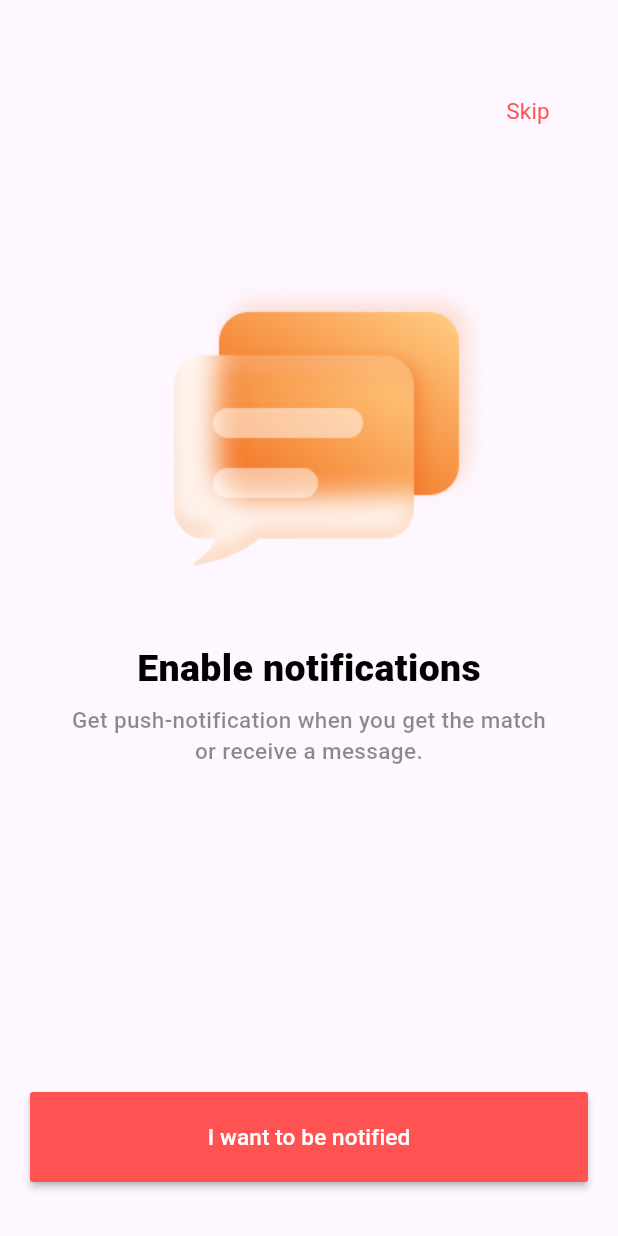
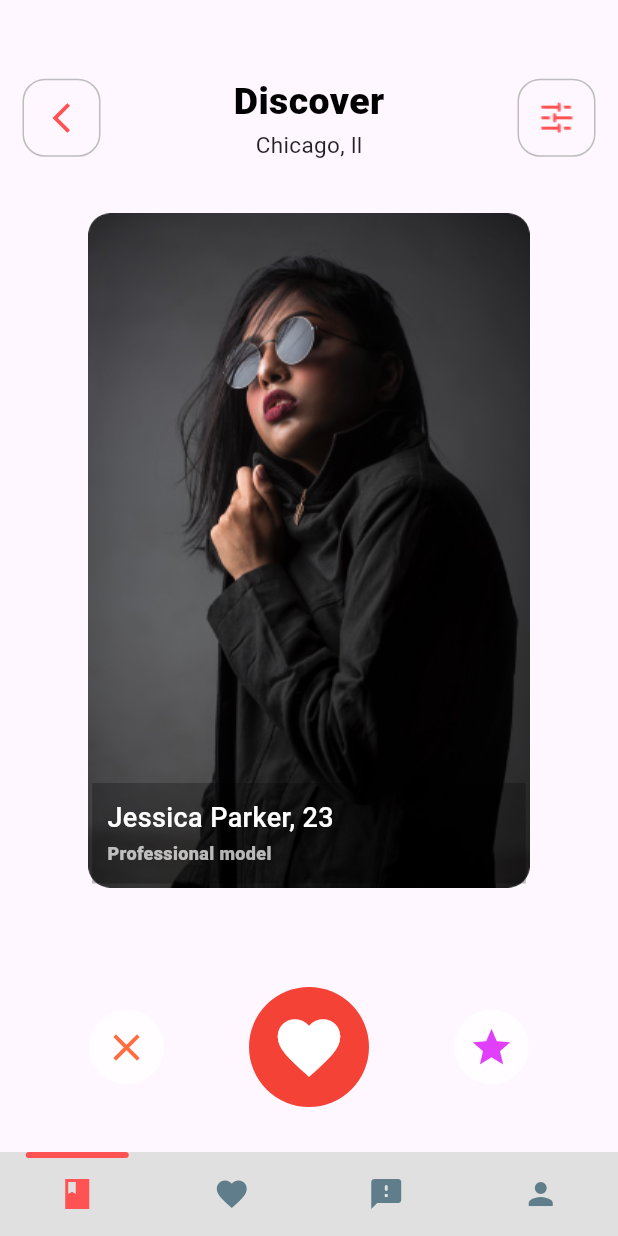
Before and after one commit to shahadat-coder/Dating-App, a Flutter app: the NotificationScreen screen opened directly, after a tap on "Skip", on a phone screen of 412 x 824 dp. Run offline on Flutter 3.47's test engine with Material 3 defaults, Android fonts, the phone set to English and light mode, and no system bars; drawn by our look-alikes of flutter_snake_navigationbar; our stand-ins replace fan_carousel_image_slider, get, intl_phone_field, lottie, pin_code_fields.

Commit message:
some screens have added

```diff
--- /dev/null
+++ b/lib/UI/screens/Discover_Screen.dart
@@ -0,0 +1,103 @@
+import 'package:dating_app/UI/screens/notification_screen.dart';
+import 'package:dating_app/widgets/select_row.dart';
+import 'package:flutter/material.dart';
+import 'package:get/get.dart';
+import '../../widgets/backButton.dart';
+import '../../widgets/settingButton.dart';
+
+class DiscoverScreen extends StatefulWidget {
+  const DiscoverScreen({super.key});
+
+  @override
+  State<DiscoverScreen> createState() => _DiscoverScreenState();
+}
+class _DiscoverScreenState extends State<DiscoverScreen> {
+
+  @override
+  Widget build(BuildContext context) {
+    return Scaffold(
+        body: Padding(
+          padding: const EdgeInsets.only(top: 50, left: 15, right: 15),
+          child: Column(
+            crossAxisAlignment: CrossAxisAlignment.start,
+            children: [
+              Row(
+                mainAxisAlignment: MainAxisAlignment.spaceBetween,
+                children: [
+                  BackButtonAll(
+                    onClick: () {
+                      Get.off(const NotificationScreen());
+                    },
+                  ),
+                  const Column(
+                    children: [
+                      Text(
+                        "Discover",
+                        style: TextStyle(
+                          fontWeight: FontWeight.w900,
+                          fontSize: 25,
+                          color: Colors.black,
+                        ),
+                      ),
+                      Text(
+                        "Chicago, ll",
+                        textAlign: TextAlign.center,
+                        style: TextStyle(
+                          color: Colors.black87,
+                          fontWeight: FontWeight.w400,
+                          fontSize: 15,
+                        ),
+                      ),
+                    ],
+                  ),
+                  const SettingsButton(),
+                ],
+              ),
+              const SizedBox(height: 35,),
+              Center(
+                child: Container(
+                  width: 295,
+                  height: 450,
+                  decoration:  BoxDecoration(
+                    borderRadius: BorderRadius.circular(15),
+                    image: const DecorationImage(
+                        image: AssetImage('assets/images/black_girl.png'),
+                      fit:BoxFit.cover,
+                    ),
+                  ),
+                  child: Container(
+
+                    margin: const EdgeInsets.only(top: 380,bottom: 3,left: 3,right: 3),
+                    color: Colors.black26,
+                    child: const Padding(
+                      padding: EdgeInsets.only(left: 10,top: 10),
+                      child: Column(
+                        crossAxisAlignment: CrossAxisAlignment.start,
+                        children: [
+                          Text('Jessica Parker, 23',style: TextStyle(
+                            fontWeight: FontWeight.w500,
+                            fontSize: 18,
+                            color: Colors.white
+                          ),),
+                          SizedBox(height: 2,),
+                          Text('Professional model',style: TextStyle(
+                              fontWeight: FontWeight.w800,
+                              fontSize: 12,
+                              color: Colors.white70,
+                          ),),
+
+                        ],
+                      ),
+                    ),
+                  ),
+                ),
+              ),
+              const SizedBox(height: 50,),
+              const SelectRow()
+            ],
+          ),
+        ),
+    );
+  }
+
+}
--- a/lib/UI/screens/Gender_screen.dart
+++ b/lib/UI/screens/Gender_screen.dart
@@ -35,7 +35,7 @@ class _GenderScreenState extends State<GenderScreen> {
                     Get.off(const ProfileDetailsScreen());
                   },
                 ),
-                const SkipButton(),
+                 SkipButton(onPressed: () {  },),
               ],
             ),
             const SizedBox(height: 30,),
--- a/lib/UI/screens/Interest_Screen.dart
+++ b/lib/UI/screens/Interest_Screen.dart
@@ -33,7 +33,7 @@ class _InterestScreenState extends State<InterestScreen> {
                       Get.off(const GenderScreen());
                     },
                   ),
-                  const SkipButton(),
+                  SkipButton(onPressed: () {  },),
                 ],
               ),
               const SizedBox(height: 30,),
--- /dev/null
+++ b/lib/UI/screens/Massage_Screen.dart
@@ -0,0 +1,22 @@
+
+import 'package:flutter/material.dart';
+
+class MassageScreen extends StatefulWidget {
+  const MassageScreen({super.key});
+
+  @override
+  State<MassageScreen> createState() => _MassageScreenState();
+}
+
+class _MassageScreenState extends State<MassageScreen> {
+
+  @override
+  Widget build(BuildContext context) {
+    return const Scaffold(
+      body: Center(
+        child: Text('this is MassageScreen '),
+      ),
+
+    );
+  }
+}
--- a/lib/UI/screens/Profile_Details.dart
+++ b/lib/UI/screens/Profile_Details.dart
@@ -45,9 +45,9 @@ class _ProfileDetailsScreenState extends State<ProfileDetailsScreen> {
               mainAxisAlignment: MainAxisAlignment.start,
               crossAxisAlignment: CrossAxisAlignment.start,
               children: [
-                const Padding(
+                 Padding(
                   padding: EdgeInsets.only(left: 320),
-                  child: SkipButton(),
+                  child: SkipButton(onPressed: () {  },),
                 ),
               const Text("Profile details ",style: TextStyle(
                   fontWeight: FontWeight.w800,
--- /dev/null
+++ b/lib/UI/screens/matches_Screen.dart
@@ -0,0 +1,24 @@
+
+import 'package:flutter/material.dart';
+
+class MatchesScreen extends StatefulWidget {
+  const MatchesScreen({super.key});
+
+  @override
+  State<MatchesScreen> createState() => _MatchesScreenState();
+}
+
+class _MatchesScreenState extends State<MatchesScreen> {
+  @override
+  Widget build(BuildContext context) {
+    return const Scaffold(
+      body: Center(
+        child: Text('this is MatchesScreen '),
+      ),
+
+
+
+
+    );
+  }
+}
--- a/lib/UI/screens/notification_screen.dart
+++ b/lib/UI/screens/notification_screen.dart
@@ -1,6 +1,9 @@
 import 'package:dating_app/widgets/button_widget.dart';
 import 'package:dating_app/widgets/skipButton.dart';
 import 'package:flutter/material.dart';
+import 'package:get/get.dart';
+
+import '../../widgets/bottom_nav.dart';
 
 class NotificationScreen extends StatefulWidget {
   const NotificationScreen({super.key});
@@ -19,9 +22,9 @@ class _NotificationScreenState extends State<NotificationScreen> {
           mainAxisAlignment: MainAxisAlignment.start,
           crossAxisAlignment: CrossAxisAlignment.start,
           children: [
-            const Padding(
-              padding: EdgeInsets.only(left: 320),
-              child: SkipButton(),
+             Padding(
+              padding: const EdgeInsets.only(left: 320),
+              child: SkipButton(onPressed: () { Get.to(const BottomNavBarScreen()); },),
             ),
             const SizedBox(height: 70,),
             Center(child: Image.asset('assets/images/chat.png',height: 240,width: 240,)),
@@ -48,7 +51,7 @@ class _NotificationScreenState extends State<NotificationScreen> {
             Button(label: 'I want to be notified', onPressed: () {
 
             },),
-            SizedBox(height: 16,),
+            const SizedBox(height: 16,),
           ],
         ),
       ),
--- /dev/null
+++ b/lib/UI/screens/profile_screen.dart
@@ -0,0 +1,22 @@
+
+import 'package:flutter/material.dart';
+
+class ProfileScreen extends StatefulWidget {
+  const ProfileScreen({super.key});
+
+  @override
+  State<ProfileScreen> createState() => _ProfileScreenState();
+}
+
+class _ProfileScreenState extends State<ProfileScreen> {
+
+  @override
+  Widget build(BuildContext context) {
+    return const Scaffold(
+      body: Center(
+        child: Text('this is ProfileScreen '),
+      ),
+
+    );
+  }
+}
--- a/lib/UI/screens/searchFriends_screen.dart
+++ b/lib/UI/screens/searchFriends_screen.dart
@@ -21,9 +21,11 @@ class _SearchFriendsScreenState extends State<SearchFriendsScreen> {
           mainAxisAlignment: MainAxisAlignment.start,
           crossAxisAlignment: CrossAxisAlignment.start,
           children: [
-            const Padding(
-              padding: EdgeInsets.only(left: 320),
-              child: SkipButton(),
+             Padding(
+              padding: const EdgeInsets.only(left: 320),
+              child: SkipButton(onPressed: () {
+                Get.to(const NotificationScreen());
+              },),
             ),
             const SizedBox(height: 70,),
             Center(child: Image.asset('assets/images/people.png',height: 240,width: 240,)),
@@ -48,7 +50,7 @@ class _SearchFriendsScreenState extends State<SearchFriendsScreen> {
             ),
             const Spacer(),
             Button(label: 'Access to a contact list', onPressed: () {
-              Get.to(const NotificationScreen());
+
             },),
             const SizedBox(height: 16,),
           ],
--- /dev/null
+++ b/lib/widgets/bottom_nav.dart
@@ -0,0 +1,75 @@
+import 'package:dating_app/UI/screens/Discover_Screen.dart';
+import 'package:dating_app/UI/screens/Massage_Screen.dart';
+import 'package:dating_app/UI/screens/matches_Screen.dart';
+import 'package:dating_app/UI/screens/profile_screen.dart';
+import 'package:flutter/material.dart';
+import 'package:flutter_snake_navigationbar/flutter_snake_navigationbar.dart';
+import 'package:get/get.dart';
+
+class BottomNavBarScreen extends StatefulWidget {
+   const BottomNavBarScreen({super.key});
+
+  @override
+  State<BottomNavBarScreen> createState() => _BottomNavBarScreenState();
+}
+class _BottomNavBarScreenState extends State<BottomNavBarScreen> {
+  int _currentIndex = 0;
+  SnakeShape snakeShape = SnakeShape.indicator;
+  Color selectedColor = Colors.redAccent;
+  Color unselectedColor = Colors.grey.shade200;
+  SnakeBarBehaviour snakeBarStyle = SnakeBarBehaviour.floating;
+  bool showSelectedLabels = false;
+  bool showUnselectedLabels = false;
+
+  final screens =[
+    const DiscoverScreen(),
+    const MatchesScreen(),
+    const MassageScreen(),
+    const ProfileScreen(),
+  ];
+
+@override
+  void initState() {
+    super.initState();
+  }
+  @override
+  Widget build(BuildContext context) {
+    return Scaffold(
+      body: screens[_currentIndex],
+        bottomNavigationBar: SnakeNavigationBar.color(
+          backgroundColor: Colors.grey.shade300,
+          behaviour: snakeBarStyle,
+          snakeShape: snakeShape,
+
+          ///configuration for SnakeNavigationBar.color
+
+          snakeViewColor: selectedColor,
+          selectedItemColor: snakeShape == SnakeShape.indicator
+              ? selectedColor
+              : Colors.redAccent,
+          unselectedItemColor: Colors.blueGrey,
+
+          showUnselectedLabels: showUnselectedLabels,
+          showSelectedLabels: showSelectedLabels,
+
+          currentIndex: _currentIndex,
+          onTap: (value){
+            setState(() {
+              _currentIndex = value;
+            });
+          },
+          items: const [
+            BottomNavigationBarItem(
+                icon: Icon(Icons.book_sharp), label: 'home'),
+            BottomNavigationBarItem(
+                icon: Icon(Icons.favorite), label: 'favorite'),
+            BottomNavigationBarItem(
+                icon: Icon(Icons.sms_failed_rounded), label: 'massage'),
+            BottomNavigationBarItem(
+                icon: Icon(Icons.person), label: 'profile'),
+          ],
+        )
+    );
+
+  }
+}
--- /dev/null
+++ b/lib/widgets/select_row.dart
@@ -0,0 +1,57 @@
+import 'package:flutter/material.dart';
+
+class SelectRow extends StatelessWidget {
+  const SelectRow({
+    super.key,
+  });
+
+  @override
+  Widget build(BuildContext context) {
+    return Padding(
+      padding: const EdgeInsets.all(16.0),
+      child: Center(
+        child: Row(
+          mainAxisAlignment: MainAxisAlignment.spaceAround,
+          children: [
+            InkWell(
+              onTap: (){},
+              child: Container(
+                height: 50,
+                width: 50,
+                decoration: BoxDecoration(
+                    color: Colors.white70,
+                    borderRadius: BorderRadius.circular(100)
+                ),
+                child: const Icon(Icons.clear,color: Colors.deepOrangeAccent,size: 30,),
+              ),
+            ),
+            InkWell(
+              onTap: (){},
+              child: Container(
+                height:80,
+                width: 80,
+                decoration: BoxDecoration(
+                    color: Colors.red,
+                    borderRadius: BorderRadius.circular(100)
+                ),
+                child: const Icon(Icons.favorite,color: Colors.white,size: 50,),
+              ),
+            ),
+            InkWell(
+              onTap: (){},
+              child: Container(
+                height: 50,
+                width: 50,
+                decoration: BoxDecoration(
+                    color: Colors.white70,
+                    borderRadius: BorderRadius.circular(100)
+                ),
+                child: const Icon(Icons.star_purple500_sharp,color: Colors.purpleAccent,size: 30,),
+              ),
+            ),
+          ],
+        ),
+      ),
+    );
+  }
+}
--- /dev/null
+++ b/lib/widgets/settingButton.dart
@@ -0,0 +1,31 @@
+import 'package:flutter/material.dart';
+
+
+class SettingsButton extends StatefulWidget {
+  const SettingsButton({
+    Key? key,
+  }) : super(key: key);
+
+  @override
+  State<SettingsButton> createState() => _SettingsButtonState();
+
+
+}
+
+class _SettingsButtonState extends State<SettingsButton> {
+  @override
+  Widget build(BuildContext context) {
+    return InkWell(
+      onTap: (){},
+      child: Container(
+        height: 52,
+        width: 52,
+        decoration: BoxDecoration(
+          borderRadius: BorderRadius.circular(15),
+          border: Border.all(color: Colors.grey.shade400, width: 1),
+        ),
+        child:  Image.asset("assets/images/setting-config.png",color: Colors.redAccent,),
+    )
+    );
+  }
+}
--- a/lib/widgets/skipButton.dart
+++ b/lib/widgets/skipButton.dart
@@ -2,13 +2,13 @@ import 'package:flutter/material.dart';
 
 class SkipButton extends StatelessWidget {
   const SkipButton({
-    super.key,
+    super.key, required this.onPressed,
   });
-
+  final VoidCallback onPressed;
   @override
   Widget build(BuildContext context) {
     return TextButton(
-        onPressed: () {},
+        onPressed: onPressed,
         child: const Text(
           'Skip',
           style: TextStyle(
--- a/pubspec.yaml
+++ b/pubspec.yaml
@@ -46,6 +46,7 @@ dependencies:
   lottie: ^2.7.0
   intl_phone_field: ^3.2.0
   pin_code_fields: ^8.0.1
+  flutter_snake_navigationbar: ^0.6.1
   intl: ^0.19.0
 dev_dependencies:
   flutter_test:
```
Also changed, not shown: assets/images/black_girl.png (added), assets/images/boywithsun.png (added), assets/images/setting-config.png (added), assets/images/white_girl.png (added), pubspec.lock.
